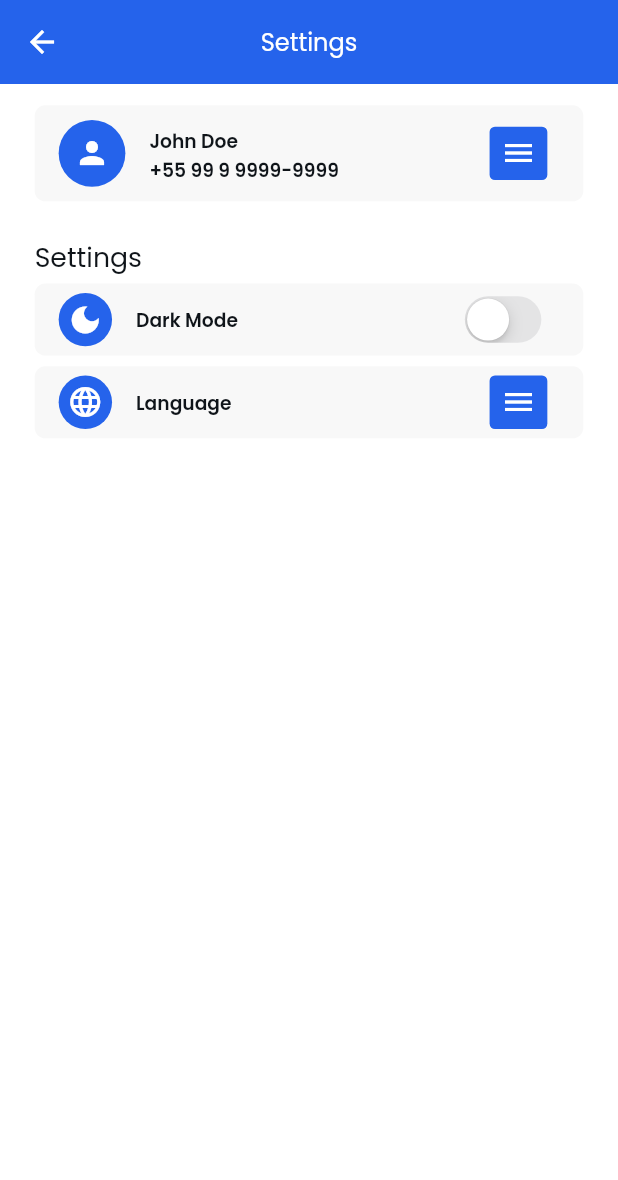
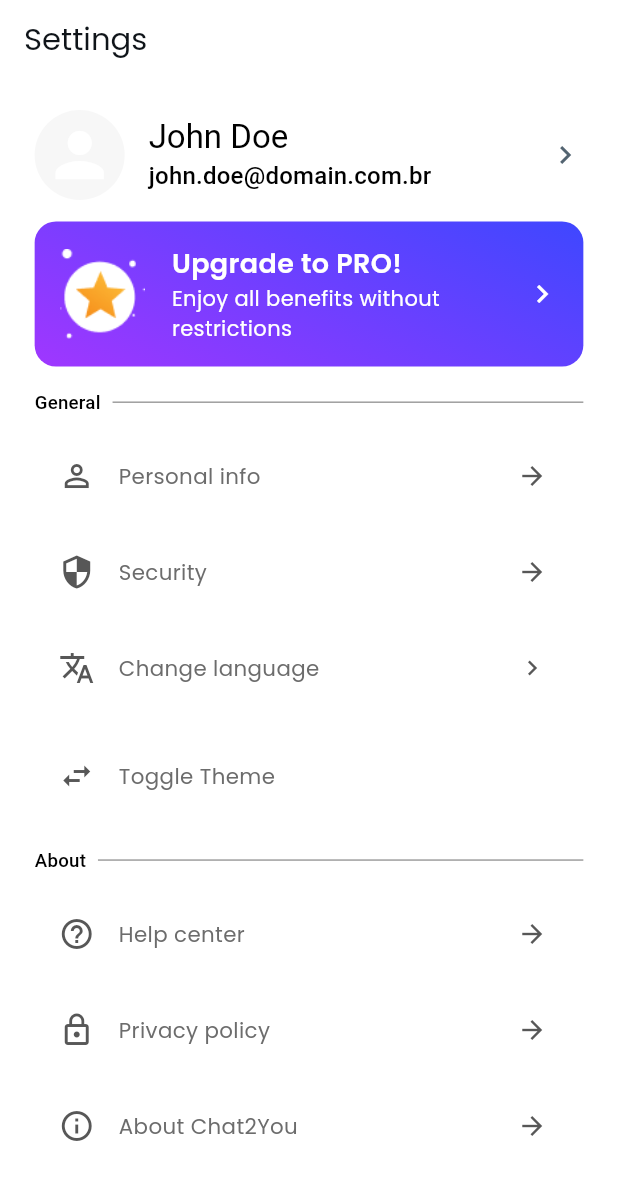
Before and after one commit to Anderson-Andre-P/chat2you-chatbot, a Flutter app: the SettingsView screen opened by its route, on a phone screen of 412 x 824 dp. Shown: the top 1180 px of the screen. Run offline on Flutter 3.47's test engine with Material 3 defaults, Android fonts, the phone set to English and light mode, and no system bars; our stand-ins replace awesome_notifications, cached_network_image, dio, firebase_core, firebase_messaging, flutter_animate and 8 more; accounts and stored records are empty; generated files the repository leaves out were written again.

Commit message:
feat: settings screen

```diff
--- /dev/null
+++ b/lib/app/components/custom_banner.dart
@@ -0,0 +1,79 @@
+import 'package:flutter/material.dart';
+import 'package:flutter_screenutil/flutter_screenutil.dart';
+
+class CustomBanner extends StatelessWidget {
+  final String imagePath;
+  final String title;
+  final String subtitle;
+  final IconData icon;
+  final VoidCallback onPressed;
+
+  const CustomBanner({
+    required this.imagePath,
+    required this.title,
+    required this.subtitle,
+    required this.icon,
+    required this.onPressed,
+    super.key,
+  });
+
+  @override
+  Widget build(BuildContext context) {
+    return GestureDetector(
+      onTap: onPressed,
+      child: Container(
+        decoration: BoxDecoration(
+          borderRadius: BorderRadius.all(
+            Radius.circular(
+              16.r,
+            ),
+          ),
+          gradient: const LinearGradient(
+            colors: [
+              Color(0xFF284BFF),
+              Color(0xFFB633FF),
+            ],
+            transform: GradientRotation(90),
+          ),
+        ),
+        padding: EdgeInsets.all(16.w),
+        child: Row(
+          children: [
+            Image.asset(
+              imagePath,
+              height: 60,
+              width: 60,
+            ),
+            const SizedBox(width: 16),
+            Expanded(
+              child: Column(
+                crossAxisAlignment: CrossAxisAlignment.start,
+                children: [
+                  Text(
+                    title,
+                    style: const TextStyle(
+                      color: Colors.white,
+                      fontWeight: FontWeight.bold,
+                      fontSize: 18,
+                    ),
+                  ),
+                  Text(
+                    subtitle,
+                    style: const TextStyle(
+                      color: Colors.white,
+                      fontSize: 14,
+                    ),
+                  ),
+                ],
+              ),
+            ),
+            Icon(
+              icon,
+              color: Colors.white,
+            ),
+          ],
+        ),
+      ),
+    );
+  }
+}
--- a/lib/app/modules/settings/views/settings_view.dart
+++ b/lib/app/modules/settings/views/settings_view.dart
@@ -1,9 +1,16 @@
+import 'package:chat2you/app/components/header_widget.dart';
+import 'package:chat2you/app/modules/settings/views/widgets/settings_list.dart';
+import 'package:chat2you/config/translations/strings_enum.dart';
+import 'package:chat2you/utils/constants.dart';
 import 'package:flutter/material.dart';
 import 'package:flutter_screenutil/flutter_screenutil.dart';
 import 'package:get/get.dart';
 
+import '../../../../config/theme/my_theme.dart';
+import '../../../../config/translations/localization_service.dart';
+import '../../../components/custom_banner.dart';
 import '../controllers/settings_controller.dart';
-import 'widgets/settings_item.dart';
+import 'widgets/user_settings.dart';
 
 class SettingsView extends GetView<SettingsController> {
   const SettingsView({super.key});
@@ -12,59 +19,108 @@ class SettingsView extends GetView<SettingsController> {
   Widget build(BuildContext context) {
     final theme = context.theme;
     return Scaffold(
-      appBar: AppBar(
-        title: const Text('Settings'),
-        centerTitle: true,
+      appBar: CustomAppBar(
+        title: Strings.settings.tr,
+        hasDrawer: false,
+        hasLeading: true,
       ),
       body: Padding(
-        padding: EdgeInsets.symmetric(horizontal: 24.w),
-        child: ListView(
-          shrinkWrap: true,
+        padding: EdgeInsets.symmetric(horizontal: 24.w, vertical: 24.h),
+        child: SingleChildScrollView(
+          child: Column(
             children: [
-            // Text(
-            //   'Account',
-            //   style: theme.textTheme.displayMedium?.copyWith(
-            //     fontSize: 20.sp,
-            //     fontWeight: FontWeight.normal,
-            //   ),
-            // ),
+              UserSettingsItem(
+                name: Strings.name.tr,
+                email: Strings.emailAddres.tr,
+                icon: Icons.chevron_right,
+                onPressed: () {
+                  // Navegação para a nova página desejada
+                },
+              ),
               16.verticalSpace,
-            const SettingsItem(
-              title: 'John Doe',
-              icon: Icons.person,
-              isAccount: true,
+              CustomBanner(
+                imagePath: Constants.starToBanner,
+                title: Strings.titleBanner.tr,
+                subtitle: Strings.subtitleBanner.tr,
+                icon: Icons.chevron_right,
+                onPressed: () {
+                  null;
+                },
               ),
-            30.verticalSpace,
-            Text(
-              'Settings',
-              style: theme.textTheme.displayMedium?.copyWith(
-                fontSize: 20.sp,
-                fontWeight: FontWeight.normal,
+              16.verticalSpace,
+              SettingsList(
+                titleOfList: 'General',
+                items: [
+                  SettingsItem(
+                    icon: Icons.person_outline,
+                    phrase: 'Personal info',
+                    arrowIcon: Icons.arrow_forward,
+                    onPressed: () {},
                   ),
+                  SettingsItem(
+                    icon: Icons.security_outlined,
+                    phrase: 'Security',
+                    arrowIcon: Icons.arrow_forward,
+                    onPressed: () {
+                      // Navegação para a nova página desejada
+                    },
                   ),
-            8.verticalSpace,
-            const SettingsItem(
-              title: 'Dark Mode',
-              icon: Icons.dark_mode,
-              isDark: true,
+                  SettingsItem(
+                    icon: Icons.translate_outlined,
+                    phrase: Strings.changeLanguage.tr,
+                    arrowIcon: Icons.chevron_right,
+                    onPressed: () {
+                      LocalizationService.updateLanguage(
+                        LocalizationService.getCurrentLocal().languageCode ==
+                                'en'
+                            ? 'pt'
+                            : 'en',
+                      );
+                    },
                   ),
-            8.verticalSpace,
-            const SettingsItem(
-              title: 'Language',
-              icon: Icons.language,
+                  SettingsItem(
+                    icon: Icons.swap_horiz_outlined,
+                    phrase: 'Toggle Theme',
+                    arrowIcon: Icons.arrow_forward,
+                    isToggle: true,
+                    onToggle: (value) {
+                      MyTheme.changeTheme();
+                    },
                   ),
-            // 8.verticalSpace,
-            // const SettingsItem(
-            //   title: 'Help',
-            //   icon: Icons.settings,
-            // ),
-            // 8.verticalSpace,
-            // const SettingsItem(
-            //   title: 'Sign Out',
-            //   icon: Icons.logout,
-            // ),
-            8.verticalSpace,
                 ],
+              ),
+              16.verticalSpace,
+              SettingsList(
+                titleOfList: 'About',
+                items: [
+                  SettingsItem(
+                    icon: Icons.help_outline,
+                    phrase: 'Help center',
+                    arrowIcon: Icons.arrow_forward,
+                    onPressed: () {
+                      // Navegação para a nova página desejada
+                    },
+                  ),
+                  SettingsItem(
+                    icon: Icons.lock_outline,
+                    phrase: 'Privacy policy',
+                    arrowIcon: Icons.arrow_forward,
+                    onPressed: () {
+                      // Navegação para a nova página desejada
+                    },
+                  ),
+                  SettingsItem(
+                    icon: Icons.info_outline,
+                    phrase: 'About Chat2You',
+                    arrowIcon: Icons.arrow_forward,
+                    onPressed: () {
+                      // Navegação para a nova página desejada
+                    },
+                  ),
+                ],
+              ),
+            ],
+          ),
         ),
       ),
     );
--- a/lib/app/modules/settings/views/widgets/settings_item.dart
+++ /dev/null
@@ -1,69 +0,0 @@
-import 'package:flutter/cupertino.dart';
-import 'package:flutter/material.dart';
-import 'package:flutter_screenutil/flutter_screenutil.dart';
-import 'package:get/get.dart';
-
-import '../../controllers/settings_controller.dart';
-
-class SettingsItem extends StatelessWidget {
-  final String title;
-  final IconData icon;
-  final bool isAccount;
-  final bool isDark;
-  const SettingsItem({
-    super.key,
-    required this.title,
-    required this.icon,
-    this.isAccount = false,
-    this.isDark = false,
-  });
-
-  @override
-  Widget build(BuildContext context) {
-    final theme = context.theme;
-    return ListTile(
-      dense: true,
-      title: Text(
-        title,
-        style: theme.textTheme.displayMedium?.copyWith(
-          fontSize: 14.sp,
-        ),
-      ),
-      subtitle: !isAccount
-          ? null
-          : Text(
-              '+55 99 9 9999-9999',
-              style: theme.textTheme.displaySmall,
-            ),
-      leading: CircleAvatar(
-        radius: isAccount ? 25.r : 20.r,
-        backgroundColor: theme.primaryColor,
-        child: Icon(
-          icon,
-          color: Colors.white,
-        ),
-      ),
-      trailing: isDark
-          ? GetBuilder<SettingsController>(
-              id: 'Theme',
-              builder: (controller) => CupertinoSwitch(
-                value: !controller.isLightTheme,
-                onChanged: controller.changeTheme,
-                activeColor: theme.primaryColor,
-              ),
-            )
-          : Container(
-              width: 40.w,
-              height: 40.h,
-              decoration: BoxDecoration(
-                color: theme.primaryColor,
-                borderRadius: BorderRadius.circular(4.r),
-              ),
-              child: const Icon(
-                Icons.menu,
-                color: Colors.white,
-              ),
-            ),
-    );
-  }
-}
--- /dev/null
+++ b/lib/app/modules/settings/views/widgets/settings_list.dart
@@ -0,0 +1,147 @@
+import 'package:flutter/material.dart';
+import 'package:flutter_screenutil/flutter_screenutil.dart';
+import 'package:get/get.dart';
+
+import '../../controllers/settings_controller.dart';
+
+class SettingsList extends StatelessWidget {
+  final List<SettingsItem> items;
+  final String titleOfList;
+
+  const SettingsList(
+      {required this.items, super.key, required this.titleOfList});
+
+  @override
+  Widget build(BuildContext context) {
+    return Column(
+      crossAxisAlignment: CrossAxisAlignment.start,
+      children: [
+        Row(
+          children: [
+            Text(
+              titleOfList,
+              style: Theme.of(context)
+                  .textTheme
+                  .titleMedium!
+                  .copyWith(fontSize: 14.sp),
+            ),
+            const SizedBox(width: 8), // Ajuste o espaço conforme necessário
+            const Expanded(
+              child: Divider(
+                height: 1,
+                color: Colors.grey,
+              ),
+            ),
+          ],
+        ),
+        const SizedBox(height: 16),
+        ...items.map((item) {
+          if (item.isToggle) {
+            return ToggleSettingsItem(item: item);
+          } else {
+            return SettingsItemWidget(item: item);
+          }
+        }),
+      ],
+    );
+  }
+}
+
+class SettingsItem {
+  final IconData icon;
+  final String phrase;
+  final IconData arrowIcon;
+  final bool isToggle;
+  final VoidCallback? onPressed;
+  final ValueChanged<bool>? onToggle;
+
+  SettingsItem({
+    required this.icon,
+    required this.phrase,
+    required this.arrowIcon,
+    this.isToggle = false,
+    this.onPressed,
+    this.onToggle,
+  });
+}
+
+class SettingsItemWidget extends StatelessWidget {
+  final SettingsItem item;
+
+  const SettingsItemWidget({required this.item, super.key});
+
+  @override
+  Widget build(BuildContext context) {
+    return Column(
+      children: [
+        ListTile(
+          leading: Icon(
+            item.icon,
+            size: 24,
+          ),
+          title: Text(
+            item.phrase,
+            style: Get.theme.textTheme.bodyMedium?.copyWith(
+              fontSize: 16.sp,
+              // height: 1.15,
+            ),
+          ),
+          tileColor: Get.theme.scaffoldBackgroundColor,
+          shape: RoundedRectangleBorder(
+            borderRadius: BorderRadius.circular(0.r),
+          ),
+          trailing: Icon(
+            item.arrowIcon,
+            size: 20,
+          ),
+          dense: true,
+          onTap: item.onPressed,
+        ),
+        const Divider(),
+      ],
+    );
+  }
+}
+
+class ToggleSettingsItem extends StatelessWidget {
+  final SettingsItem item;
+
+  const ToggleSettingsItem({required this.item, super.key});
+
+  @override
+  Widget build(BuildContext context) {
+    return Column(
+      children: [
+        GetBuilder<SettingsController>(
+          id: 'Theme',
+          builder: (controller) {
+            return ListTile(
+              leading: Icon(
+                item.icon,
+                size: 24,
+              ),
+              tileColor: Get.theme.scaffoldBackgroundColor,
+              shape: RoundedRectangleBorder(
+                borderRadius: BorderRadius.circular(0.r),
+              ),
+              title: SwitchListTile(
+                dense: true,
+                contentPadding: EdgeInsets.all(0.w),
+                tileColor: Get.theme.scaffoldBackgroundColor,
+                title: Text(
+                  item.phrase,
+                  style: Get.theme.textTheme.bodyMedium?.copyWith(
+                    fontSize: 16.sp,
+                  ),
+                ),
+                value: !controller.isLightTheme,
+                onChanged: controller.changeTheme,
+                activeColor: Get.theme.primaryColor,
+              ),
+            );
+          },
+        ),
+      ],
+    );
+  }
+}
--- /dev/null
+++ b/lib/app/modules/settings/views/widgets/user_settings.dart
@@ -0,0 +1,53 @@
+import 'package:flutter/material.dart';
+import 'package:get/get.dart';
+
+class UserSettingsItem extends StatelessWidget {
+  final String name;
+  final String email;
+  final IconData icon;
+  final VoidCallback onPressed;
+
+  const UserSettingsItem({
+    required this.name,
+    required this.email,
+    required this.icon,
+    required this.onPressed,
+    super.key,
+  });
+
+  @override
+  Widget build(BuildContext context) {
+    return GestureDetector(
+      onTap: onPressed,
+      child: Row(
+        children: [
+          CircleAvatar(
+            radius: 30,
+            backgroundColor: Get.theme.colorScheme.background,
+            child: const Icon(
+              Icons.person,
+              size: 48,
+            ),
+          ),
+          const SizedBox(width: 16),
+          Expanded(
+            child: Column(
+              crossAxisAlignment: CrossAxisAlignment.start,
+              children: [
+                Text(
+                  name,
+                  style: Theme.of(context).textTheme.titleLarge,
+                ),
+                Text(
+                  email,
+                  style: Theme.of(context).textTheme.titleMedium,
+                ),
+              ],
+            ),
+          ),
+          Icon(icon),
+        ],
+      ),
+    );
+  }
+}
--- a/lib/config/translations/en_US/en_us_translation.dart
+++ b/lib/config/translations/en_US/en_us_translation.dart
@@ -2,6 +2,11 @@ import '../strings_enum.dart';
 
 const Map<String, String> enUs = {
   Strings.hello: 'Hello!', // Only for tests
+
+  // User data
+  Strings.name: 'John Doe',
+  Strings.emailAddres: 'john.doe@domain.com.br',
+
   // Default
   Strings.loading: 'Loading',
   Strings.changeTheme: 'Change theme',
@@ -52,6 +57,10 @@ const Map<String, String> enUs = {
   Strings.profile: 'Profile',
   Strings.settings: 'Settings',
 
+  // Banner GoPro
+  Strings.titleBanner: 'Upgrade to PRO!',
+  Strings.subtitleBanner: 'Enjoy all benefits without restrictions',
+
   // Home screen without chats
   Strings.welcomeTitle: "Welcome to chat2you 👋",
   Strings.welcomeSubtitle:
--- a/lib/config/translations/pt_BR/pt_br_translation.dart
+++ b/lib/config/translations/pt_BR/pt_br_translation.dart
@@ -2,6 +2,10 @@ import '../strings_enum.dart';
 
 const Map<String, String> ptBr = {
   Strings.hello: 'Olá!', // Apenas para testes
+
+  // Dados de usuário
+  Strings.name: 'John Doe',
+  Strings.emailAddres: 'john.doe@domain.com.br',
 
   // Padrão
   Strings.loading: 'Carregando',
@@ -54,6 +58,10 @@ const Map<String, String> ptBr = {
   Strings.profile: 'Perfil',
   Strings.settings: 'Configurações',
 
+  // Banner GoPro
+  Strings.titleBanner: 'Atualize para PRO!',
+  Strings.subtitleBanner: 'Aproveite todos os benefícios sem restrições',
+
   // Tela inicial sem bate-papos
   Strings.welcomeTitle: "Bem-vindo ao chat2you 👋",
   Strings.welcomeSubtitle:
--- a/lib/config/translations/strings_enum.dart
+++ b/lib/config/translations/strings_enum.dart
@@ -1,5 +1,10 @@
 class Strings {
   static const String hello = 'Hello!'; // Only for tests
+
+  // User data
+  static const String name = 'John Doe';
+  static const String emailAddres = 'john.doe@domain.com.br';
+
   // Onboarding and Login
   static const String titleOfTheApp = 'Chat2You';
   static const String socialLoginFacebook = 'Continue with Facebook';
@@ -59,6 +64,11 @@ class Strings {
   static const String profile = 'Profile';
   static const String settings = 'Settings';
 
+  //  Banner GoPro
+  static const String titleBanner = 'Upgrade to PRO!';
+  static const String subtitleBanner =
+      'Enjoy all benefits without restrictions';
+
   // Default
   static const String loading = 'loading';
   static const String changeTheme = 'change_theme';
--- a/lib/utils/constants.dart
+++ b/lib/utils/constants.dart
@@ -1,5 +1,5 @@
 class Constants {
-  // ENdpoint API
+  // Endpoint API
   static const baseUrl = 'http://172.17.0.1:8888';
   static const postMessage = '$baseUrl/send_message/';
   static const getMessages = '$baseUrl/get_messages/';
@@ -14,6 +14,9 @@ class Constants {
   static const appleLogo = 'assets/vectors/apple_logo.svg';
   static const facebookLogo = 'assets/vectors/facebook_logo.svg';
   static const googleLogo = 'assets/vectors/google_logo.svg';
+
+  // Banner
+  static const starToBanner = 'assets/images/Star_to_banner.png';
 
   // No Data
   static const noDataLight = 'assets/images/no_data_light.png';
```
Also changed, not shown: assets/images/Star_to_banner.png (added). Lines whose indentation alone changed are shown as unchanged.
